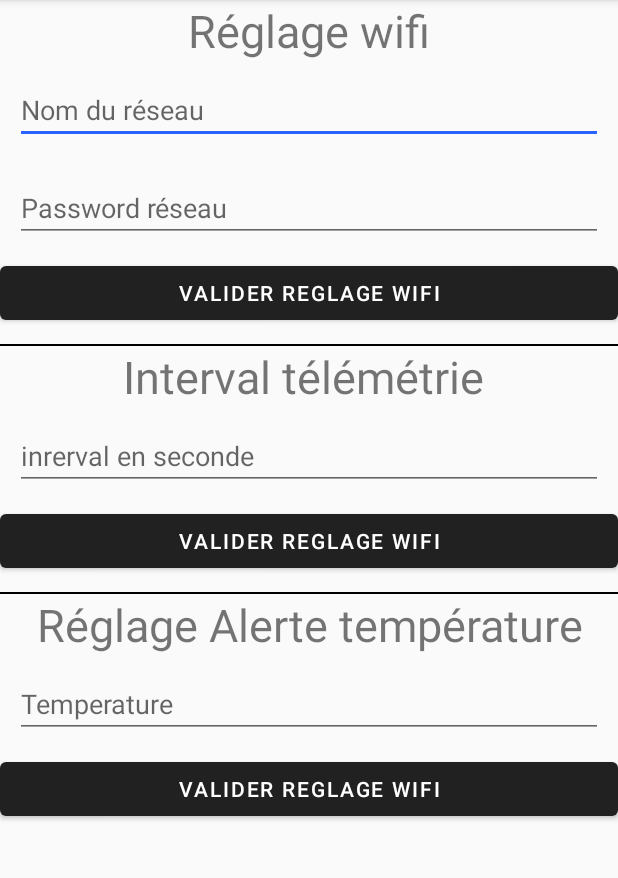
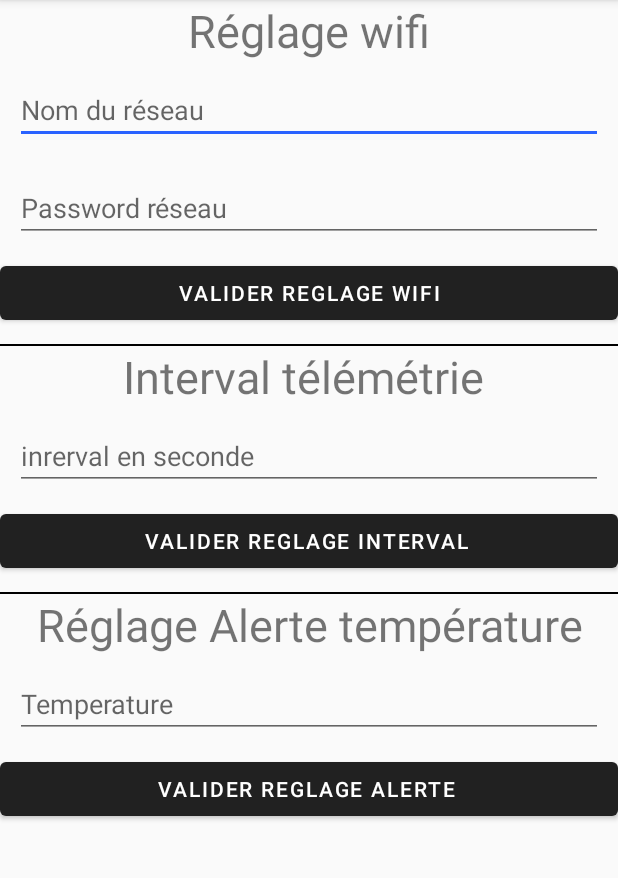
Before and after one commit to aberkanenazi/TPIOT, an Android app: the SetupEsp32Activity screen opened directly, with no data from a screen before it, on a phone screen of 412 x 824 dp, the part 84-962 px from its top. Run offline under Robolectric (Android 15) with nearby library versions, the light colour scheme and no system bars.

Commit message:
Modification adresse ip

```diff
--- a/TpIotEsp32/app/src/main/java/com/esipe/tpiotesp32/MqttHelper.java
+++ b/TpIotEsp32/app/src/main/java/com/esipe/tpiotesp32/MqttHelper.java
@@ -18,7 +18,7 @@
 public class MqttHelper {
     public MqttAndroidClient mqttAndroidClient;
 
-    final String serverUri = "tcp://192.168.1.73:1883";
+    final String serverUri = "tcp://176.158.231.174:9001";
 
     final String clientId = "AndroidClient";
     String subscriptionTopic ;
--- a/TpIotEsp32/app/src/main/java/com/esipe/tpiotesp32/TemperatureActivity.java
+++ b/TpIotEsp32/app/src/main/java/com/esipe/tpiotesp32/TemperatureActivity.java
@@ -36,6 +36,7 @@
     }
 
     private void startMqtt(){
+        System.out.println("oooooooooooo");
         mqttHelper = new MqttHelper(getApplicationContext(),"capteur/temperature");
         mqttHelper.mqttAndroidClient.setCallback(new MqttCallbackExtended() {
             @Override
--- a/TpIotEsp32/app/src/main/res/layout/activity_main.xml
+++ b/TpIotEsp32/app/src/main/res/layout/activity_main.xml
@@ -38,8 +38,8 @@
 
         <ListView
             android:id="@+id/listDevice"
-            android:layout_width="match_parent"
-            android:layout_height="match_parent"/>
+            android:layout_width="375dp"
+            android:layout_height="515dp"></ListView>
 
     </LinearLayout>
 
--- a/TpIotEsp32/app/src/main/res/layout/activity_setup_esp32.xml
+++ b/TpIotEsp32/app/src/main/res/layout/activity_setup_esp32.xml
@@ -46,11 +46,12 @@
         android:layout_margin="10dp"
         android:id="@+id/edt_interval"
         android:hint="inrerval en seconde " />
+
     <com.google.android.material.button.MaterialButton
+        android:id="@+id/btn_send_interval"
         android:layout_width="match_parent"
         android:layout_height="wrap_content"
-        android:text="valider reglage wifi"
-        android:id="@+id/btn_send_interval"/>
+        android:text="valider reglage interval " />
     <LinearLayout
         android:layout_marginTop="10sp"
         android:layout_width="match_parent"
@@ -69,10 +70,11 @@
         android:layout_margin="10dp"
         android:id="@+id/edt_temperature_alert"
         android:hint="Temperature" />
+
     <com.google.android.material.button.MaterialButton
+        android:id="@+id/btn_send_temperature"
         android:layout_width="match_parent"
         android:layout_height="wrap_content"
-        android:text="valider reglage wifi"
-        android:id="@+id/btn_send_temperature"/>
+        android:text="valider reglage alerte " />
 
 </LinearLayout>
--- a/TpIotEsp32/app/src/main/res/layout/list_device.xml
+++ b/TpIotEsp32/app/src/main/res/layout/list_device.xml
@@ -23,7 +23,7 @@
         android:layout_alignParentLeft="true"
         android:textSize="16sp"
         android:textColor="#000000"
-        android:text="Galaxy Nexus" />
+        android:text="the device" />
 
     <TextView
         android:id="@+id/mac_adresse"
```
Also changed, not shown: TpIotEsp32/app/src/main/java/com/esipe/tpiotesp32/MainActivity.java (+1 -8 lines), 1 other file.
